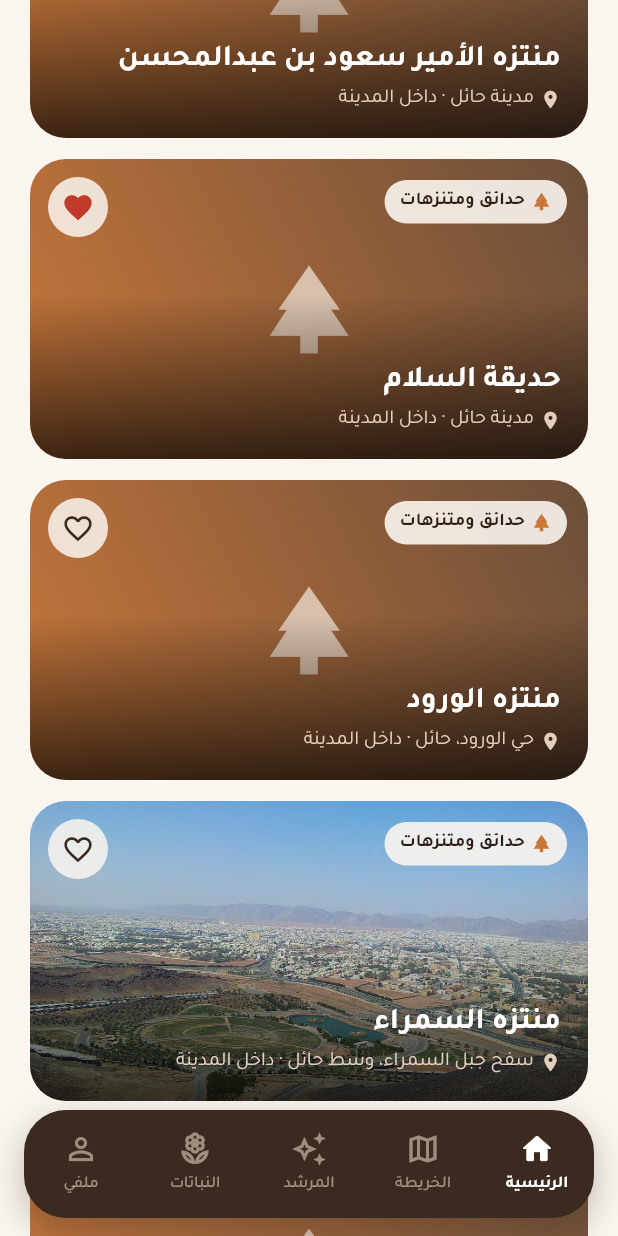
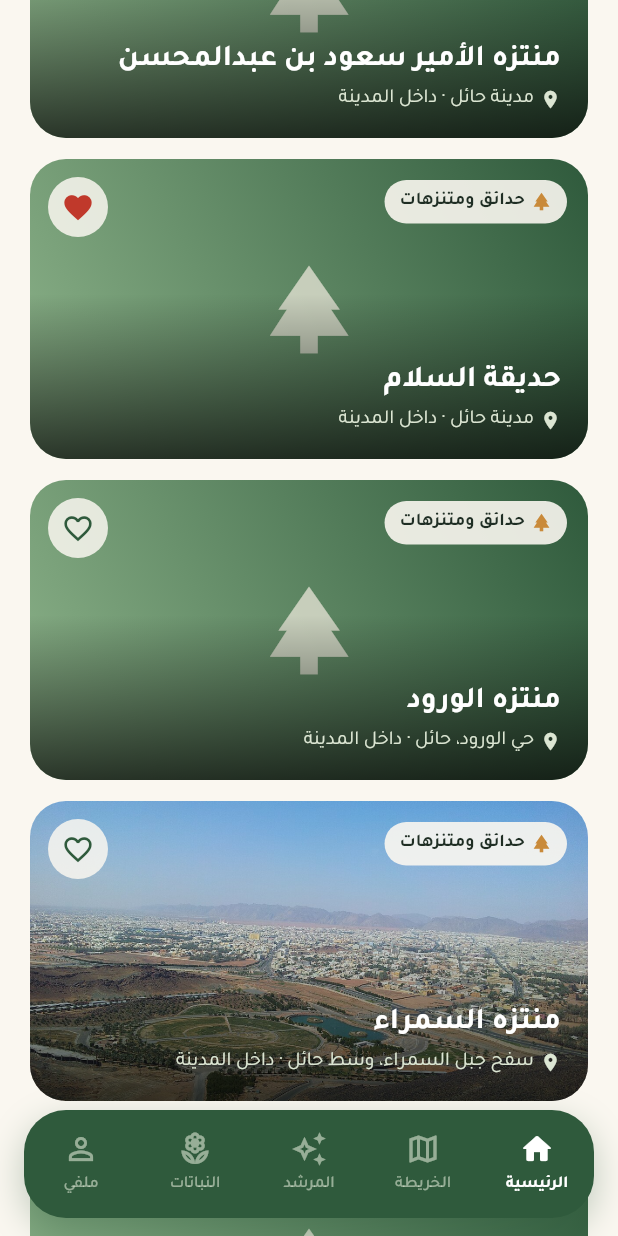
Before and after one commit to areen119-droid/hail-parks-guide, a Flutter app: the MainNavigation screen opened by its route, scrolled down 576 dp, after a tap on the "favorite outline" icon, on a phone screen of 412 x 824 dp. Run offline on Flutter 3.47's test engine with Material 3 defaults, Android fonts, the phone set to English and light mode, and no system bars; our stand-ins replace flutter_map, latlong2, location, shared_preferences; accounts and stored records are empty.

Commit message:
Switch the theme from brown to deep green
Sand backgrounds stay; buttons, nav bar, chips, cards and map pins are green.

Co-Authored-By: Claude Opus 5.5 <noreply@anthropic.com>

```diff
--- a/lib/core/constants/app_color.dart
+++ b/lib/core/constants/app_color.dart
@@ -1,25 +1,26 @@
 import 'package:flutter/material.dart';
 
-/// Warm desert palette (sand, cream and dark brown).
+/// Desert-oasis palette: sand and cream backgrounds with deep green.
 class AppColors {
   // Backgrounds
-  static const Color sand = Color(0xFFE8D6C3);
-  static const Color sandLight = Color(0xFFF3E8DC);
-  static const Color cream = Color(0xFFFAF5EF);
-  static const Color chip = Color(0xFFE2D0BD);
+  static const Color sand = Color(0xFFE8DCC8);
+  static const Color sandLight = Color(0xFFF4EDE1);
+  static const Color cream = Color(0xFFFAF7F0);
+  static const Color chip = Color(0xFFDCE6D3); // pale green
   static const Color white = Color(0xFFFFFFFF);
 
   // Brand
-  static const Color brown = Color(0xFF3B2A1F);
-  static const Color brownMedium = Color(0xFF6B4E3A);
-  static const Color accent = Color(0xFFC9773A);
-  static const Color star = Color(0xFFF0A93B);
-  static const Color plantGreen = Color(0xFF5E7A4A);
+  static const Color primary = Color(0xFF2F5A3C); // deep green
+  static const Color primaryMedium = Color(0xFF4F7D58);
+  static const Color primaryLight = Color(0xFF8DB38A);
+  static const Color accent = Color(0xFFC98A3A); // warm amber highlights
+  static const Color star = Color(0xFFF0B53B);
+  static const Color plantGreen = Color(0xFF5E8A4E);
 
   // Text
-  static const Color textPrimary = Color(0xFF2E1F16);
-  static const Color textSecondary = Color(0xFF8C7462);
-  static const Color divider = Color(0xFFE6D8CA);
+  static const Color textPrimary = Color(0xFF1F2E24);
+  static const Color textSecondary = Color(0xFF6E7D70);
+  static const Color divider = Color(0xFFDDE3D5);
 
   // Status
   static const Color error = Color(0xFFC0392B);
--- a/lib/core/splashScreen/splash_screen.dart
+++ b/lib/core/splashScreen/splash_screen.dart
@@ -42,7 +42,7 @@ class SplashScreen extends StatelessWidget {
                     style: TextStyle(
                       fontFamily: AppText.headingFont,
                       fontSize: 22,
-                      color: AppColors.brownMedium,
+                      color: AppColors.primaryMedium,
                     ),
                   ),
                   const SizedBox(height: 18),
@@ -57,7 +57,7 @@ class SplashScreen extends StatelessWidget {
                     textAlign: TextAlign.center,
                     style: TextStyle(
                       fontSize: 15,
-                      color: AppColors.brownMedium,
+                      color: AppColors.primaryMedium,
                       height: 1.5,
                     ),
                   ),
--- a/lib/core/widgets/custom_button.dart
+++ b/lib/core/widgets/custom_button.dart
@@ -31,7 +31,7 @@ class CircleIconButton extends StatelessWidget {
           child: SizedBox(
             width: size,
             height: size,
-            child: Icon(icon, size: 22, color: iconColor ?? AppColors.brown),
+            child: Icon(icon, size: 22, color: iconColor ?? AppColors.primary),
           ),
         ),
       ),
@@ -84,7 +84,7 @@ class PillChip extends StatelessWidget {
   @override
   Widget build(BuildContext context) {
     return Material(
-      color: selected ? AppColors.brown : AppColors.chip,
+      color: selected ? AppColors.primary : AppColors.chip,
       shape: const StadiumBorder(),
       child: InkWell(
         customBorder: const StadiumBorder(),
--- a/lib/features/guide/screens/guide_screen.dart
+++ b/lib/features/guide/screens/guide_screen.dart
@@ -172,7 +172,7 @@ class _GuideScreenState extends State<GuideScreen> {
           child: Container(
             padding: const EdgeInsets.all(20),
             decoration: BoxDecoration(
-              color: AppColors.brown,
+              color: AppColors.primary,
               borderRadius: BorderRadius.circular(28),
             ),
             child: const Row(
@@ -266,7 +266,7 @@ class _GuideScreenState extends State<GuideScreen> {
               Text(
                 '--dart-define-from-file=api_keys.json',
                 textDirection: TextDirection.ltr,
-                style: TextStyle(fontSize: 12, color: AppColors.brown),
+                style: TextStyle(fontSize: 12, color: AppColors.primary),
               ),
             ],
           ),
@@ -304,7 +304,7 @@ class _GuideScreenState extends State<GuideScreen> {
           ),
           const SizedBox(width: 8),
           Material(
-            color: loading ? AppColors.chip : AppColors.brown,
+            color: loading ? AppColors.chip : AppColors.primary,
             shape: const CircleBorder(),
             child: InkWell(
               customBorder: const CircleBorder(),
@@ -339,7 +339,7 @@ class _MessageBubble extends StatelessWidget {
 
     final fromUser = message.fromUser;
     final background = fromUser
-        ? AppColors.brown
+        ? AppColors.primary
         : message.isError
             ? AppColors.error.withValues(alpha: 0.1)
             : AppColors.cream;
--- a/lib/features/guide/widgets/trip_plan_card.dart
+++ b/lib/features/guide/widgets/trip_plan_card.dart
@@ -181,7 +181,7 @@ class _StopTile extends StatelessWidget {
                       IconButton(
                         tooltip: 'عرض على الخريطة',
                         icon: const Icon(Icons.map_outlined,
-                            color: AppColors.brown),
+                            color: AppColors.primary),
                         onPressed: () => context
                             .read<NavigationProvider>()
                             .showPlaceOnMap(place.id),
--- a/lib/features/home/screens/home_screen.dart
+++ b/lib/features/home/screens/home_screen.dart
@@ -105,7 +105,7 @@ class _HomeScreenState extends State<HomeScreen> {
           const Text('اكتشف', style: AppText.display),
           const Text(
             'أجمل الحدائق والمتنزهات في حائل',
-            style: TextStyle(fontSize: 14, color: AppColors.brownMedium),
+            style: TextStyle(fontSize: 14, color: AppColors.primaryMedium),
           ),
           const SizedBox(height: 16),
           SizedBox(
@@ -140,7 +140,7 @@ class _HomeScreenState extends State<HomeScreen> {
       child: Container(
         padding: const EdgeInsets.fromLTRB(18, 16, 18, 16),
         decoration: BoxDecoration(
-          color: AppColors.brown,
+          color: AppColors.primary,
           borderRadius: BorderRadius.circular(24),
         ),
         child: const Row(
--- a/lib/features/home/widget/facts_widget.dart
+++ b/lib/features/home/widget/facts_widget.dart
@@ -24,7 +24,7 @@ class _FactsWidgetState extends State<FactsWidget> {
       width: double.infinity,
       padding: const EdgeInsets.fromLTRB(20, 18, 20, 8),
       decoration: BoxDecoration(
-        color: AppColors.brown,
+        color: AppColors.primary,
         borderRadius: BorderRadius.circular(24),
       ),
       child: Column(
--- a/lib/features/home/widget/place_card.dart
+++ b/lib/features/home/widget/place_card.dart
@@ -48,7 +48,7 @@ class PlaceCard extends StatelessWidget {
                 end: 12,
                 child: CircleIconButton(
                   icon: isFavorite ? Icons.favorite : Icons.favorite_border,
-                  iconColor: isFavorite ? AppColors.error : AppColors.brown,
+                  iconColor: isFavorite ? AppColors.error : AppColors.primary,
                   size: 40,
                   tooltip: 'المفضلة',
                   onPressed: () => favorites.togglePlace(place.id),
--- a/lib/features/map/screens/map_page.dart
+++ b/lib/features/map/screens/map_page.dart
@@ -194,7 +194,7 @@ class _MapPageState extends State<MapPage> {
         onTap: () => _selectPlace(place),
         child: Container(
           decoration: BoxDecoration(
-            color: selected ? AppColors.accent : AppColors.brown,
+            color: selected ? AppColors.accent : AppColors.primary,
             shape: BoxShape.circle,
             border: Border.all(color: AppColors.cream, width: 3),
             boxShadow: const [
--- a/lib/features/map/widgets/map_top_overlay.dart
+++ b/lib/features/map/widgets/map_top_overlay.dart
@@ -31,7 +31,7 @@ class MapTopOverlay extends StatelessWidget {
         borderRadius: const BorderRadius.vertical(bottom: Radius.circular(28)),
         boxShadow: [
           BoxShadow(
-            color: AppColors.brown.withValues(alpha: 0.12),
+            color: AppColors.primary.withValues(alpha: 0.12),
             blurRadius: 16,
             offset: const Offset(0, 4),
           ),
--- a/lib/features/map/widgets/place_quick_info_card.dart
+++ b/lib/features/map/widgets/place_quick_info_card.dart
@@ -34,7 +34,7 @@ class PlaceQuickInfoCard extends StatelessWidget {
           borderRadius: BorderRadius.circular(26),
           boxShadow: [
             BoxShadow(
-              color: AppColors.brown.withValues(alpha: 0.2),
+              color: AppColors.primary.withValues(alpha: 0.2),
               blurRadius: 18,
               offset: const Offset(0, 6),
             ),
--- a/lib/features/navigation/bottom_nav_bar.dart
+++ b/lib/features/navigation/bottom_nav_bar.dart
@@ -44,11 +44,11 @@ class MainNavigation extends StatelessWidget {
         child: Container(
           height: 72,
           decoration: BoxDecoration(
-            color: AppColors.brown,
+            color: AppColors.primary,
             borderRadius: BorderRadius.circular(28),
             boxShadow: [
               BoxShadow(
-                color: AppColors.brown.withValues(alpha: 0.3),
+                color: AppColors.primary.withValues(alpha: 0.3),
                 blurRadius: 20,
                 offset: const Offset(0, 8),
               ),
--- a/lib/features/places/place_image.dart
+++ b/lib/features/places/place_image.dart
@@ -34,7 +34,7 @@ class PlaceImage extends StatelessWidget {
       height: height,
       decoration: const BoxDecoration(
         gradient: LinearGradient(
-          colors: [AppColors.brownMedium, AppColors.accent],
+          colors: [AppColors.primary, AppColors.primaryLight],
           begin: AlignmentDirectional.topStart,
           end: AlignmentDirectional.bottomEnd,
         ),
--- a/lib/features/plants/plant_detail_screen.dart
+++ b/lib/features/plants/plant_detail_screen.dart
@@ -36,7 +36,7 @@ class PlantDetailScreen extends StatelessWidget {
                     const Spacer(),
                     CircleIconButton(
                       icon: isFavorite ? Icons.favorite : Icons.favorite_border,
-                      iconColor: isFavorite ? AppColors.error : AppColors.brown,
+                      iconColor: isFavorite ? AppColors.error : AppColors.primary,
                       tooltip: 'المفضلة',
                       onPressed: () => favorites.togglePlant(plant.id),
                     ),
--- a/lib/features/plants/plants_screen.dart
+++ b/lib/features/plants/plants_screen.dart
@@ -52,7 +52,7 @@ class _PlantsScreenState extends State<PlantsScreen> {
                     const Text(
                       'تعرّف على النباتات في حدائق ومتنزهات المنطقة',
                       style: TextStyle(
-                          fontSize: 14, color: AppColors.brownMedium),
+                          fontSize: 14, color: AppColors.primaryMedium),
                     ),
                     const SizedBox(height: 16),
                     SearchPill(
@@ -145,7 +145,7 @@ class _PlantCard extends StatelessWidget {
               end: 8,
               child: CircleIconButton(
                 icon: isFavorite ? Icons.favorite : Icons.favorite_border,
-                iconColor: isFavorite ? AppColors.error : AppColors.brown,
+                iconColor: isFavorite ? AppColors.error : AppColors.primary,
                 size: 36,
                 tooltip: 'المفضلة',
                 onPressed: () => favorites.togglePlant(plant.id),
--- a/lib/features/profile/screens/profile_screen.dart
+++ b/lib/features/profile/screens/profile_screen.dart
@@ -84,7 +84,7 @@ class _ProfileScreenState extends State<ProfileScreen> {
                 child: const CircleAvatar(
                   radius: 46,
                   backgroundColor: AppColors.chip,
-                  child: Icon(Icons.person, size: 52, color: AppColors.brownMedium),
+                  child: Icon(Icons.person, size: 52, color: AppColors.primaryMedium),
                 ),
               ),
             ),
@@ -98,7 +98,7 @@ class _ProfileScreenState extends State<ProfileScreen> {
               child: Text(
                 user.bio,
                 textAlign: TextAlign.center,
-                style: const TextStyle(fontSize: 14, color: AppColors.brownMedium),
+                style: const TextStyle(fontSize: 14, color: AppColors.primaryMedium),
               ),
             ),
             const SizedBox(height: 20),
@@ -181,7 +181,7 @@ class _Stat extends StatelessWidget {
               fontFamily: AppText.headingFont,
               fontSize: 26,
               fontWeight: FontWeight.w700,
-              color: AppColors.brown,
+              color: AppColors.primary,
             ),
           ),
           Text(label, style: AppText.caption),
```
Also changed, not shown: lib/app/theme.dart (+5 -5 lines), lib/features/places/place_detail_screen.dart (+4 -4 lines).
